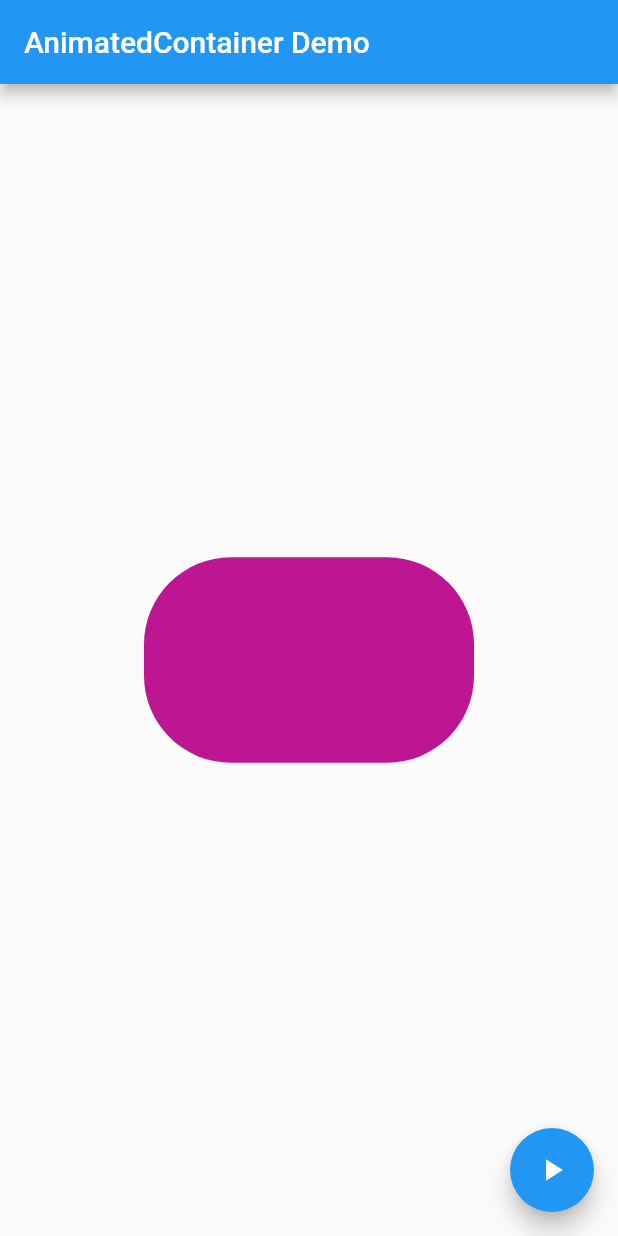
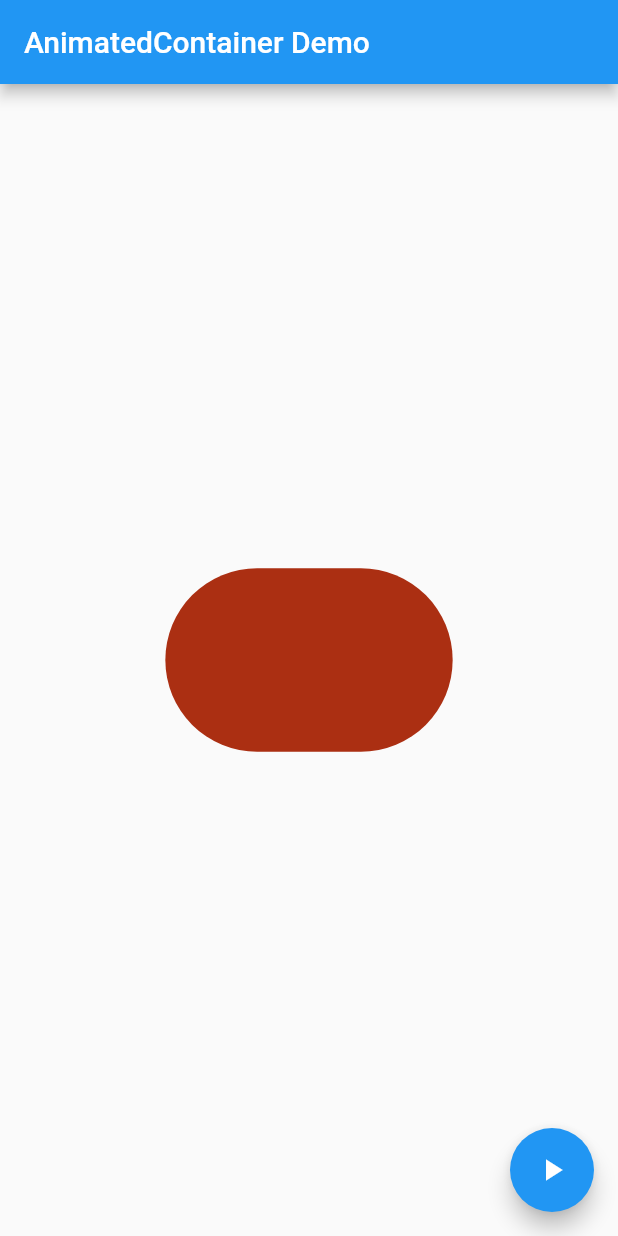
Before and after one commit to danielvieira95/DESM-2, a Flutter app: the screen it shows after launch, after a tap on the "play arrow" icon, on a phone screen of 412 x 824 dp. Run offline on Flutter 3.47's test engine with Material 2 defaults, Android fonts, the light colour scheme and no system bars.

Commit message:
exemplo animation

```diff
--- a/App prep/app_animation_prep/lib/main.dart
+++ b/App prep/app_animation_prep/lib/main.dart
@@ -36,7 +36,7 @@
               borderRadius: _borderRadius,
             ),
             // Define how long the animation should take.
-            duration: const Duration(seconds: 1),
+            duration: const Duration(seconds: 2),
             // Provide an optional curve to make the animation feel smoother.
             curve: Curves.fastOutSlowIn,
           ),
@@ -57,13 +57,13 @@
               _color = Color.fromRGBO(
                 random.nextInt(256),
                 random.nextInt(256),
-                random.nextInt(256),
+                random.nextInt(100),
                 1,
               );
 
               // Generate a random border radius.
               _borderRadius =
-                  BorderRadius.circular(random.nextInt(100).toDouble());
+                  BorderRadius.circular(random.nextInt(300).toDouble());
             });
           },
           child: const Icon(Icons.play_arrow),
```
